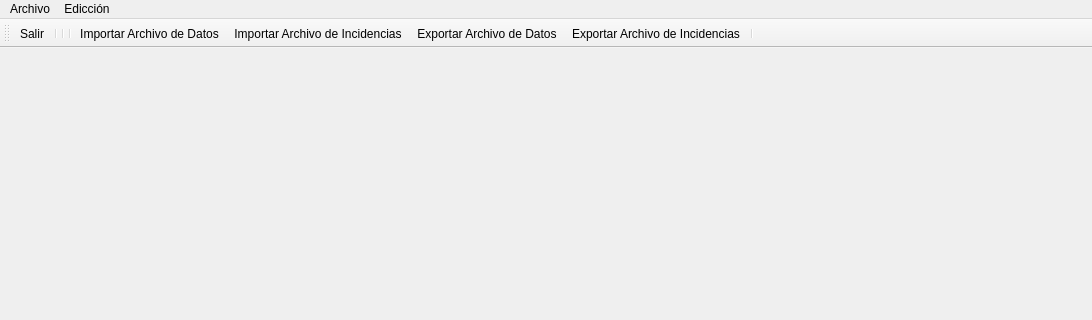
BertoSoft/GesNomCas, file GesNomCas/mainwindow.ui: the form before one commit; both pictures show x 0 to 1092 and y 0 to 320 of the 1092 by 658 pixel window.
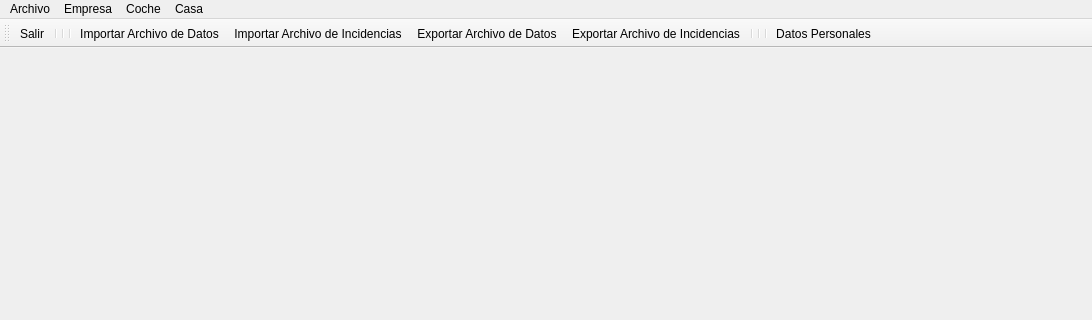
The form after the commit. Icons and pictures are not drawn.

```diff
--- a/GesNomCas/mainwindow.ui
+++ b/GesNomCas/mainwindow.ui
@@ -38,11 +38,24 @@
    </widget>
    <widget class="QMenu" name="menuEdicci_n">
     <property name="title">
-     <string>Edicción</string>
+     <string>Empresa</string>
+    </property>
+    <addaction name="actionDatos_Personales"/>
+   </widget>
+   <widget class="QMenu" name="menuCoche">
+    <property name="title">
+     <string>Coche</string>
+    </property>
+   </widget>
+   <widget class="QMenu" name="menuCasa">
+    <property name="title">
+     <string>Casa</string>
     </property>
    </widget>
    <addaction name="menuArchivo"/>
    <addaction name="menuEdicci_n"/>
+   <addaction name="menuCoche"/>
+   <addaction name="menuCasa"/>
   </widget>
   <widget class="QStatusBar" name="statusbar"/>
   <widget class="QToolBar" name="toolBar">
@@ -64,6 +77,9 @@
    <addaction name="actionExportar_Archivo_de_Datos"/>
    <addaction name="actionExportar_Archivo_de_Incidencias"/>
    <addaction name="separator"/>
+   <addaction name="separator"/>
+   <addaction name="separator"/>
+   <addaction name="actionDatos_Personales"/>
   </widget>
   <action name="actionSalir">
    <property name="icon">
@@ -110,6 +126,15 @@
     <string>Exportar Archivo de Incidencias</string>
    </property>
   </action>
+  <action name="actionDatos_Personales">
+   <property name="icon">
+    <iconset resource="imagenes/imagenes.qrc">
+     <normaloff>:/user.png</normaloff>:/user.png</iconset>
+   </property>
+   <property name="text">
+    <string>Datos Personales</string>
+   </property>
+  </action>
  </widget>
  <resources>
   <include location="imagenes/imagenes.qrc"/>
```
